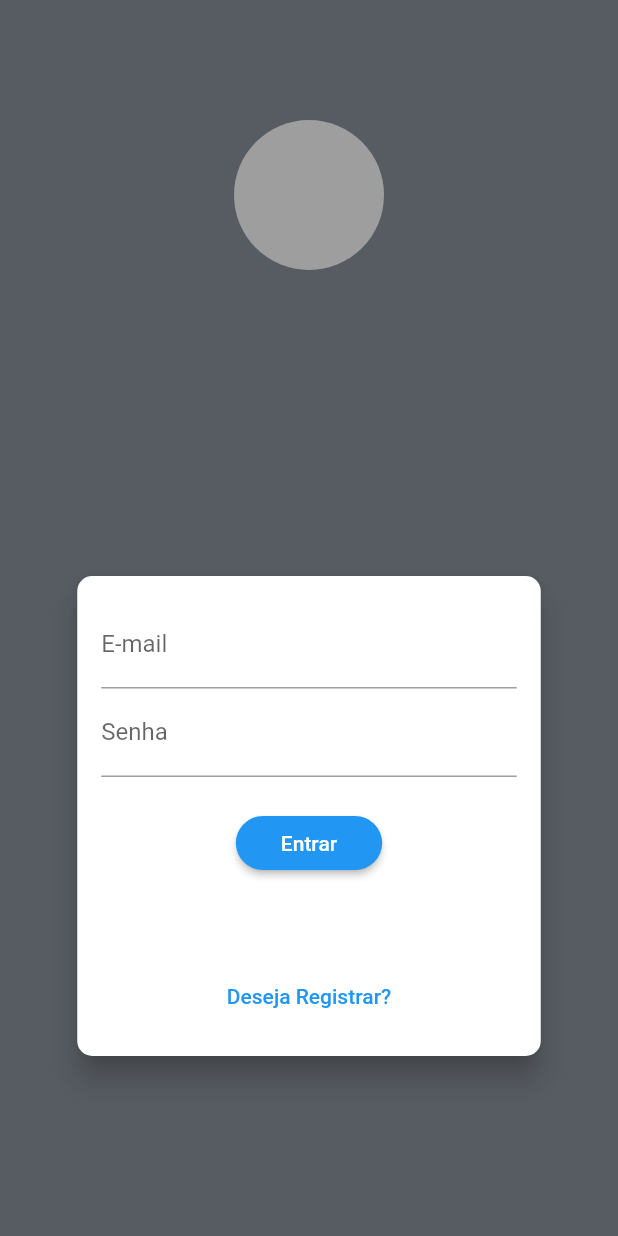
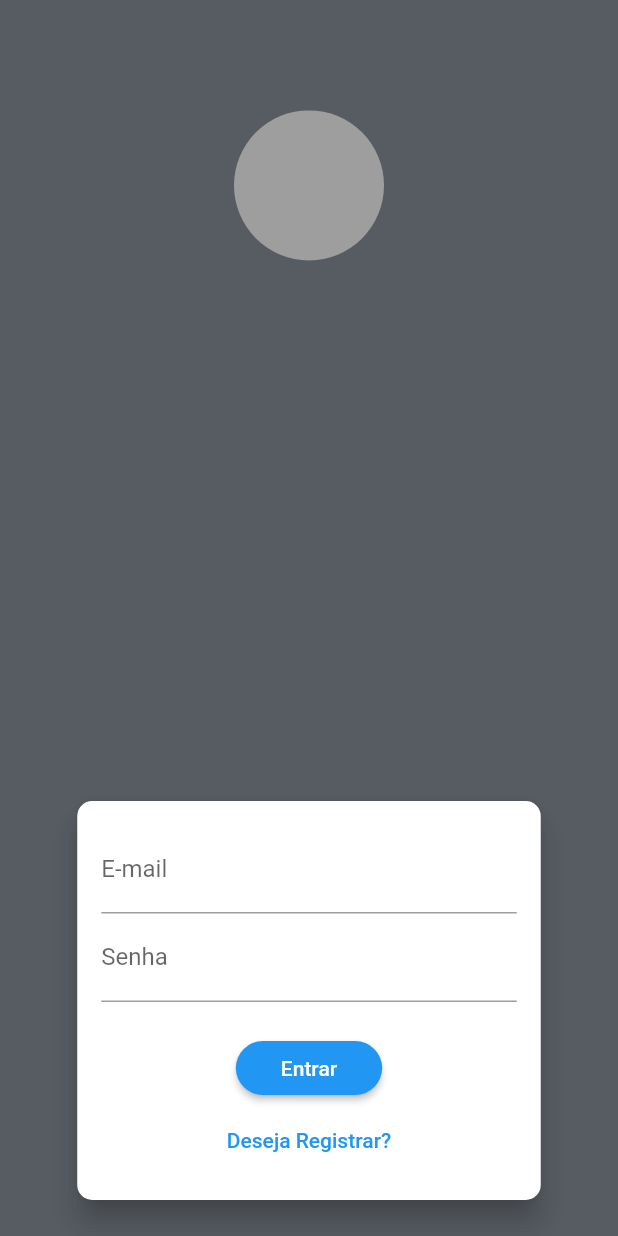
Before and after one commit to Andreibono/tcc_front, a Flutter app: the screen it shows after launch, on a phone screen of 412 x 824 dp. Run offline on Flutter 3.47's test engine with Material 2 defaults, Android fonts, the phone set to English and light mode, and no system bars.

Commit message:
Agora foi a pagina de login

```diff
--- a/lib/components/auth_form.dart
+++ b/lib/components/auth_form.dart
@@ -112,7 +112,6 @@ class _AuthFormState extends State<AuthForm> {
         shape: RoundedRectangleBorder(borderRadius: BorderRadius.circular(10)),
         child: Container(
           padding: const EdgeInsets.all(16),
-          height: _isLogin() ? 320 : 430,
           width: deviceSize.width * 0.75,
           child: Form(
               key: _formKey,
@@ -181,7 +180,6 @@ class _AuthFormState extends State<AuthForm> {
                           padding: const EdgeInsets.symmetric(
                               horizontal: 30, vertical: 8)),
                     ),
-                  Spacer(),
                   TextButton(
                       onPressed: _switchAuthMode,
                       child: Text(_isLogin()
--- a/lib/screens/login_screen.dart
+++ b/lib/screens/login_screen.dart
@@ -5,24 +5,47 @@ import '../components/auth_form.dart';
 class LoginScreen extends StatelessWidget {
   @override
   Widget build(BuildContext context) {
+    final avaibleHeight =
+      MediaQuery.of(context).size.height - MediaQuery.of(context).padding.top;
+
+    final avaibleWidth =
+      MediaQuery.of(context).size.width;
+
     return Scaffold(
-        body: Container(
-      child: ListView(children: [
-        Column(children: [
+      body: ListView(
+        children: [
+        Column(
+          children: [
           Container(
+            width: avaibleWidth,
+            height: avaibleHeight * 0.3,
+            child: Row(
+              mainAxisAlignment: MainAxisAlignment.center,
+              children: [
+                Container (
                   width: 100,
                   height: 100,
-            margin: EdgeInsets.fromLTRB(0, 80, 0, 200),
                   decoration: BoxDecoration(
-                borderRadius: BorderRadius.circular(100), color: Colors.grey),
+                    borderRadius: BorderRadius.circular(50),
+                    color: Colors.grey
                   ),
-          Column(
+                ),
+              ],
+            ),
+          ),
+          Container(
+            width: avaibleWidth,
+            height: avaibleHeight * 0.7,
+            child: Column (
+              mainAxisAlignment: MainAxisAlignment.end,
               children: [
-              AuthForm(),
-            ],
+                Padding(
+                  padding: const EdgeInsets.only(bottom: 20.0),
+                  child: AuthForm(),
                 )
             ]),
+          ),
         ]),
-    ));
+      ]));
   }
 }
```
Lines whose indentation alone changed are shown as unchanged.
